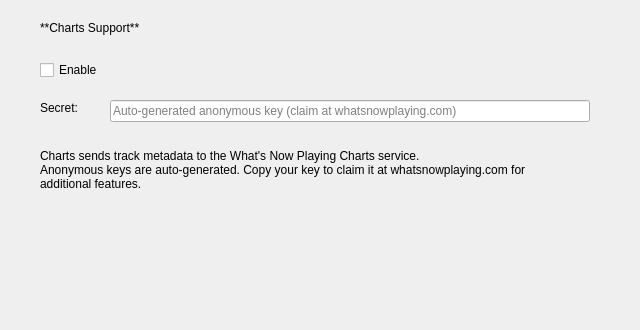
The window that nowplaying/resources/notifications_charts_ui.ui (whatsnowplaying/whats-now-playing) describes before a commit, drawn with Qt 5; both pictures show x 0 to 640 and y 0 to 330 of the 640 by 480 pixel window.
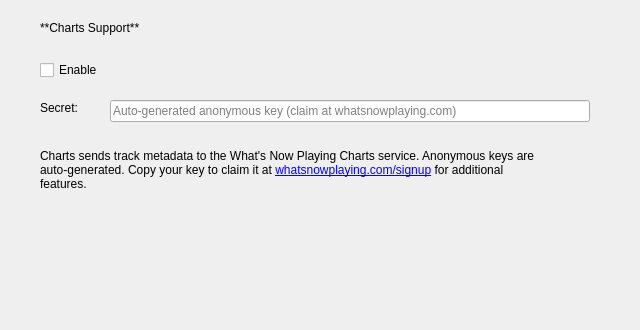
The same window after the commit.

Commit message: another set of changes (#1365)

```diff
--- a/nowplaying/resources/notifications_charts_ui.ui
+++ b/nowplaying/resources/notifications_charts_ui.ui
@@ -85,11 +85,17 @@
    </property>
    <property name="text">
     <string>Charts sends track metadata to the What's Now Playing Charts service.
-Anonymous keys are auto-generated. Copy your key to claim it at whatsnowplaying.com for additional features.</string>
+Anonymous keys are auto-generated. Copy your key to claim it at &lt;a href="https://whatsnowplaying.com/signup"&gt;whatsnowplaying.com/signup&lt;/a&gt; for additional features.</string>
    </property>
    <property name="wordWrap">
     <bool>true</bool>
    </property>
+   <property name="textFormat">
+    <enum>Qt::RichText</enum>
+   </property>
+   <property name="openExternalLinks">
+    <bool>true</bool>
+   </property>
   </widget>
  </widget>
  <resources/>
```
The commit also changes 1 other file.
